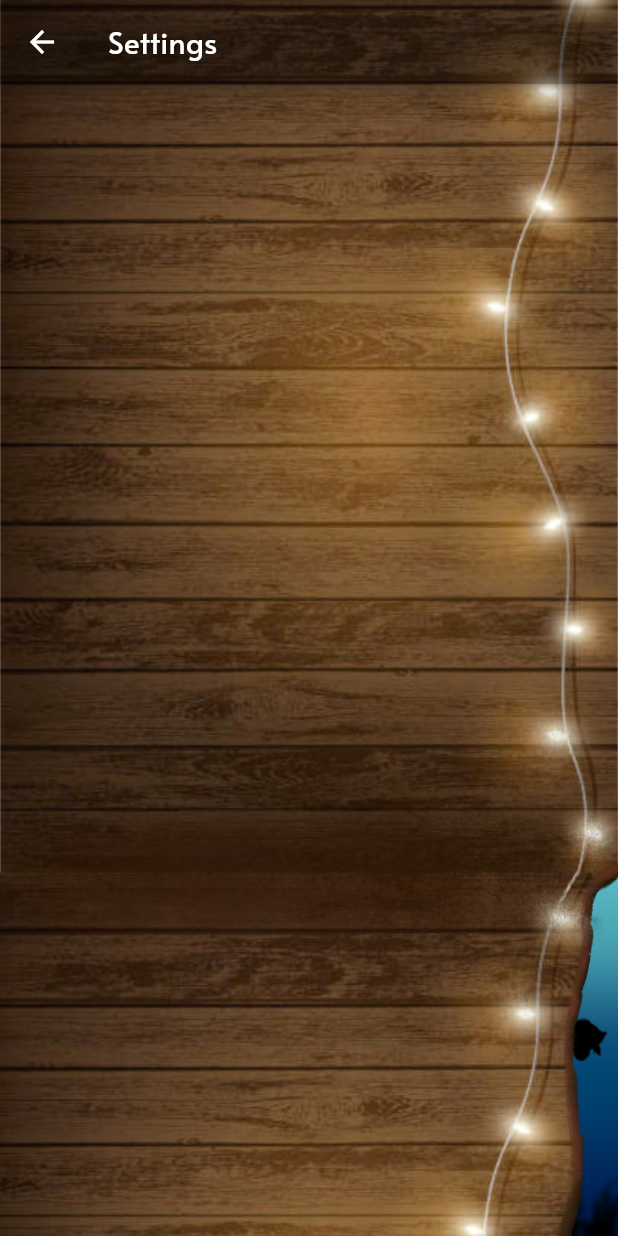
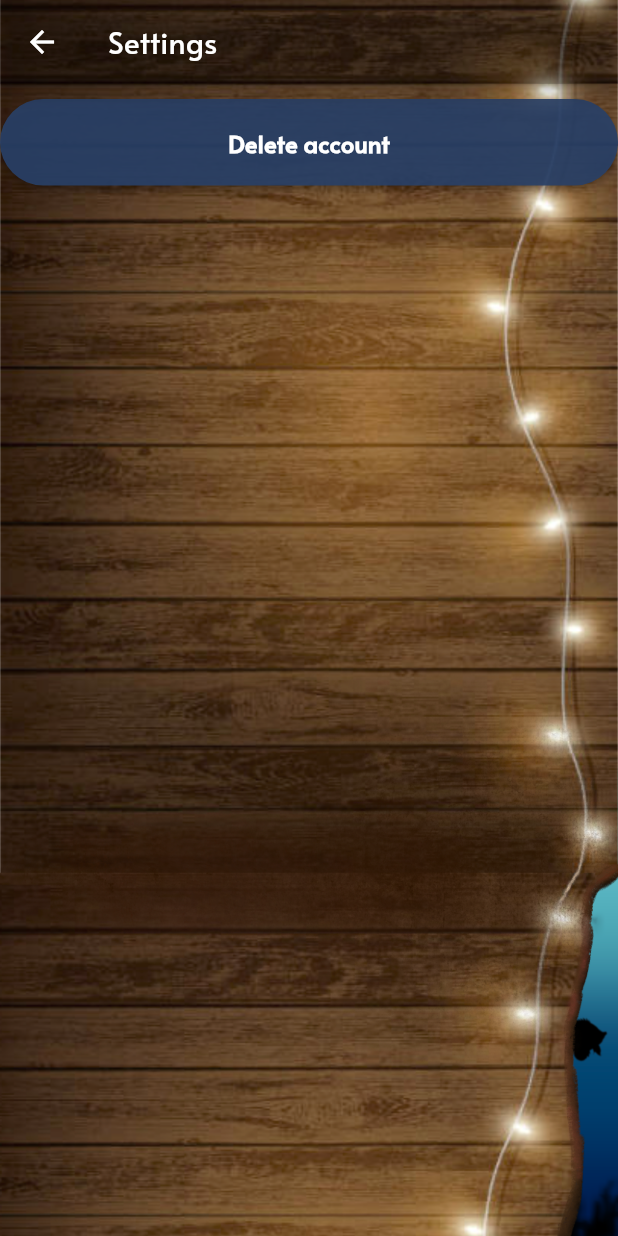
Before and after one commit to optionalemon/AquaFocus, a Flutter app: the SettingScreen screen opened directly, on a phone screen of 412 x 824 dp. Run offline on Flutter 3.47's test engine with Material 2 defaults, Android fonts, the phone set to English and light mode, and no system bars; our stand-ins replace carousel_slider, cloud_firestore, firebase_auth, firebase_core, flutter_bloc, flutter_form_builder and 4 more; missing offline and left inert: firebase_helpers, flutter_facebook_auth; accounts and stored records are empty.

Commit message:
Add files via upload

```diff
--- a/lib/screens/UserPages/setting_screen.dart
+++ b/lib/screens/UserPages/setting_screen.dart
@@ -1,3 +1,8 @@
+import 'package:AquaFocus/reusable_widgets/reusable_widget.dart';
+import 'package:AquaFocus/screens/signin_screen.dart';
+import 'package:AquaFocus/services/firebase_services.dart';
+import 'package:cloud_firestore/cloud_firestore.dart';
+import 'package:firebase_auth/firebase_auth.dart';
 import 'package:flutter/material.dart';
 
 class SettingScreen extends StatefulWidget {
@@ -15,14 +20,25 @@ class _SettingScreenState extends State<SettingScreen> {
         title: const Text("Settings"),
         backgroundColor: Color.fromARGB(40, 0, 0, 0),
       ),
-      body: Container(
-          constraints: BoxConstraints.expand(),
-          decoration: const BoxDecoration(
-            image: DecorationImage(
-              image: AssetImage('assets/images/background2.png'),
-              fit: BoxFit.cover,
+      body: Stack(
+        children: <Widget> [
+          Container(
+            constraints: BoxConstraints.expand(),
+            decoration: const BoxDecoration(
+              image: DecorationImage(
+                image: AssetImage('assets/images/background2.png'),
+                fit: BoxFit.cover,
+              ),
             ),
-          ),)
+          ),
+          SafeArea(
+              child: firebaseButton(context, "Delete account", () {
+                FirebaseServices().deleteAccount(context);
+                }
+              )
+    )
+    ]
+      )
     );
   }
 }
```
